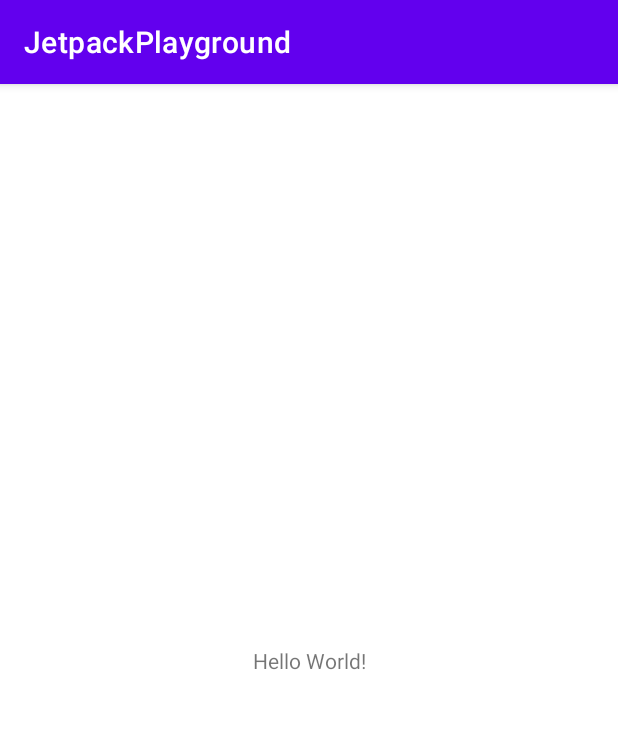
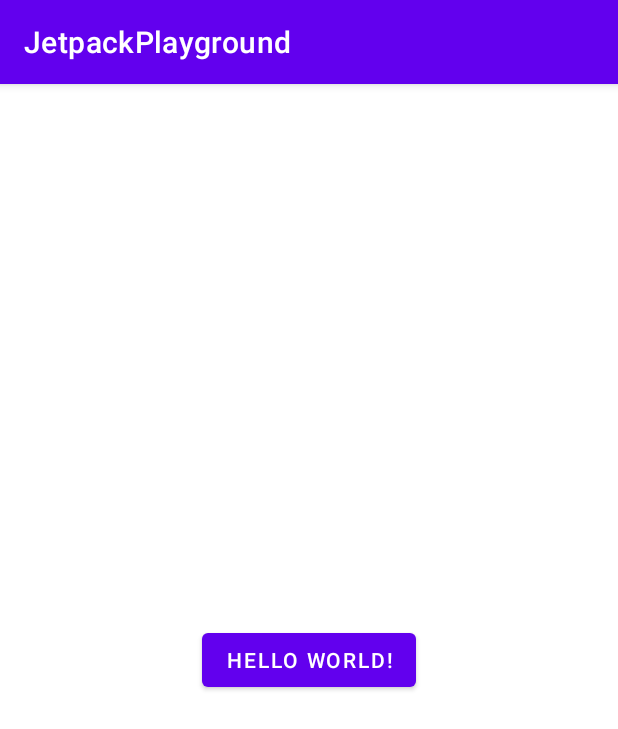
Before and after one commit to sub101/JetpackPlayground, an Android app: the RoomActivity screen opened directly, with no data from a screen before it, on a phone screen of 412 x 824 dp. Shown: the top 729 px of the screen. Run offline under Robolectric (Android 15) with nearby library versions, the phone set to English and light mode, and no system bars; our stand-ins replace Room's generated code.

```diff
--- a/app/src/main/java/com/example/jetpackplayground/Workmanager/WorkManagerChainingActivity.kt
+++ b/app/src/main/java/com/example/jetpackplayground/Workmanager/Activity/WorkManagerChainingActivity.kt
@@ -1,10 +1,13 @@
-package com.example.jetpackplayground.Workmanager
+package com.example.jetpackplayground.Workmanager.Activity
 
 import android.os.Bundle
 import androidx.appcompat.app.AppCompatActivity
 import androidx.work.OneTimeWorkRequestBuilder
 import androidx.work.WorkManager
 import com.example.jetpackplayground.R
+import com.example.jetpackplayground.Workmanager.WorkManagerC
+import com.example.jetpackplayground.Workmanager.WorkManagerD
+import com.example.jetpackplayground.Workmanager.WorkManagerE
 
 
 // WorkManager Chaining
--- a/app/src/main/java/com/example/jetpackplayground/Workmanager/WorkManagerRepeatActivity.kt
+++ b/app/src/main/java/com/example/jetpackplayground/Workmanager/Activity/WorkManagerRepeatActivity.kt
@@ -1,10 +1,11 @@
-package com.example.jetpackplayground.Workmanager
+package com.example.jetpackplayground.Workmanager.Activity
 
 import android.os.Bundle
 import androidx.appcompat.app.AppCompatActivity
 import androidx.work.PeriodicWorkRequestBuilder
 import androidx.work.WorkManager
 import com.example.jetpackplayground.R
+import com.example.jetpackplayground.Workmanager.RepeatWorkManager
 import java.util.concurrent.TimeUnit
 
 class WorkManagerRepeatActivity : AppCompatActivity() {
--- a/app/src/main/java/com/example/jetpackplayground/Workmanager/WorkManagerWithCoroutineActivity.kt
+++ b/app/src/main/java/com/example/jetpackplayground/Workmanager/Activity/WorkManagerWithCoroutineActivity.kt
@@ -1,10 +1,11 @@
-package com.example.jetpackplayground.Workmanager
+package com.example.jetpackplayground.Workmanager.Activity
 
 import android.os.Bundle
 import androidx.appcompat.app.AppCompatActivity
 import androidx.work.OneTimeWorkRequestBuilder
 import androidx.work.WorkManager
 import com.example.jetpackplayground.R
+import com.example.jetpackplayground.Workmanager.WorkManager2
 
 class WorkManagerWithCoroutineActivity :AppCompatActivity() {
     override fun onCreate(savedInstanceState: Bundle?) {
--- a/app/src/main/java/com/example/jetpackplayground/Workmanager/WorkmanagerProcessActivity.kt
+++ b/app/src/main/java/com/example/jetpackplayground/Workmanager/Activity/WorkmanagerProcessActivity.kt
@@ -1,4 +1,4 @@
-package com.example.jetpackplayground.Workmanager
+package com.example.jetpackplayground.Workmanager.Activity
 
 import android.os.Bundle
 import android.util.Log
@@ -8,6 +8,7 @@ import androidx.work.OneTimeWorkRequestBuilder
 import androidx.work.WorkInfo
 import androidx.work.WorkManager
 import com.example.jetpackplayground.R
+import com.example.jetpackplayground.Workmanager.WorkManagerTest
 import com.example.jetpackplayground.Workmanager.WorkManagerTest.Companion.HowMuch
 
 class WorkmanagerProcessActivity :AppCompatActivity() {
--- a/app/src/main/java/com/example/jetpackplayground/Workmanager/RepeatWorkManager.kt
+++ b/app/src/main/java/com/example/jetpackplayground/Workmanager/RepeatWorkManager.kt
@@ -15,7 +15,7 @@ class RepeatWorkManager(context: Context, workerParameters: WorkerParameters) :
         val format = SimpleDateFormat("hh:mm:ss")
         val currentTime = format.format(Date())
 
-        Log.d("WorkManager1", currentTime)
+        Log.d("RepeatWorkManager", currentTime)
 
         return Result.success()
     }
--- a/app/src/main/java/com/example/jetpackplayground/Workmanager/WorkManagerA.kt
+++ b/app/src/main/java/com/example/jetpackplayground/Workmanager/WorkManagerA.kt
@@ -8,13 +8,15 @@ import androidx.work.WorkerParameters
 import java.lang.Thread.sleep
 
 class WorkManagerA(context: Context, workerParameters: WorkerParameters) : Worker(context, workerParameters) {
-    override fun doWork(): Result {
+    override fun doWork(): Result { // 클래스를 상속받고 백그라운드에서 실행하고자 하는 코드
         for(i in 1..10) {
             sleep(1000)
             Log.d("WorManagerA", i.toString())
         }
 
         return Result.success()
+        // 작업 상태를 나타내는 Result에 정의된 success(), failure(), retry() 등의 메소드를 통해 결과를 반환
+        // 반환된 값에 따라서 이후 동작을 결정할 수 있다. (재시도, 중단 등)
     }
 
 }
--- a/app/src/main/res/layout/activity_main.xml
+++ b/app/src/main/res/layout/activity_main.xml
@@ -6,7 +6,8 @@
     android:layout_height="match_parent"
     tools:context=".Room.RoomActivity">
 
-    <TextView
+    <Button
+        android:id="@+id/testBtn"
         android:layout_width="wrap_content"
         android:layout_height="wrap_content"
         android:text="Hello World!"
```
Also changed, not shown: app/src/main/java/com/example/jetpackplayground/Workmanager/Activity/WorkManagerActivity.kt (renamed from app/src/main/java/com/example/jetpackplayground/Workmanager/WorkManagerActivity.kt, +5 -5 lines), app/src/main/java/com/example/jetpackplayground/Workmanager/Activity/WorkManagerExistingWorkPolicyAcitivity.kt (added, +31 -0 lines), app/src/main/java/com/example/jetpackplayground/Workmanager/TestWorkManager.kt (added, +25 -0 lines).
